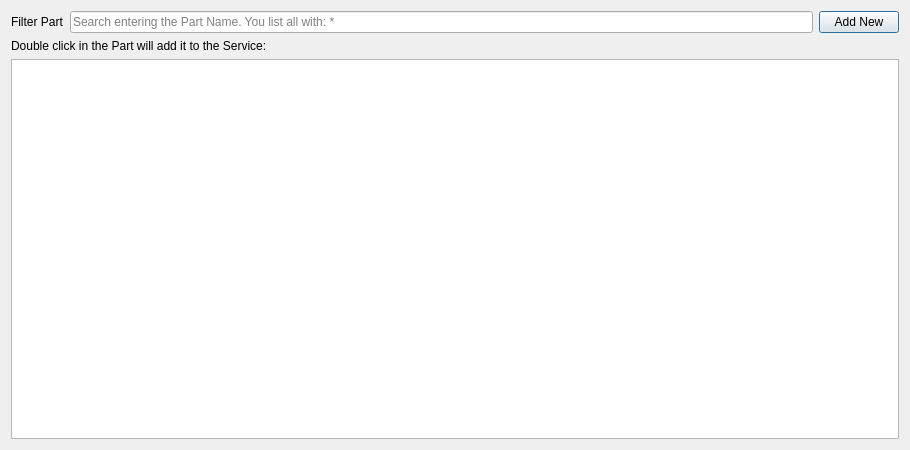
Above: Stock_Parts_Selection.ui from bedi1982/Oficina before the change. Below: the same form after it.
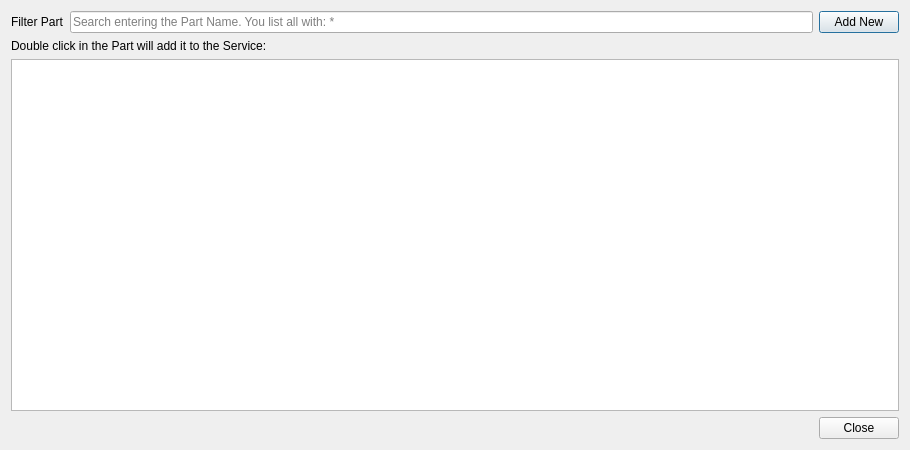
That is the form after the change. Icons and pictures are not drawn.

```diff
--- a/Stock_Parts_Selection.ui
+++ b/Stock_Parts_Selection.ui
@@ -56,7 +56,7 @@
      </property>
     </widget>
    </item>
-   <item row="2" column="0" colspan="3">
+   <item row="3" column="0" colspan="3">
     <widget class="QTableView" name="tbl_Parts_List">
      <property name="toolTip">
       <string>Duplo clique aqui para adicionar a peça.</string>
@@ -72,6 +72,13 @@
      </property>
     </widget>
    </item>
+   <item row="4" column="2">
+    <widget class="QPushButton" name="btn_Close">
+     <property name="text">
+      <string>Close</string>
+     </property>
+    </widget>
+   </item>
   </layout>
  </widget>
  <tabstops>
```
Left out of the diff: 4 changed lines with no effect on the pictures.
